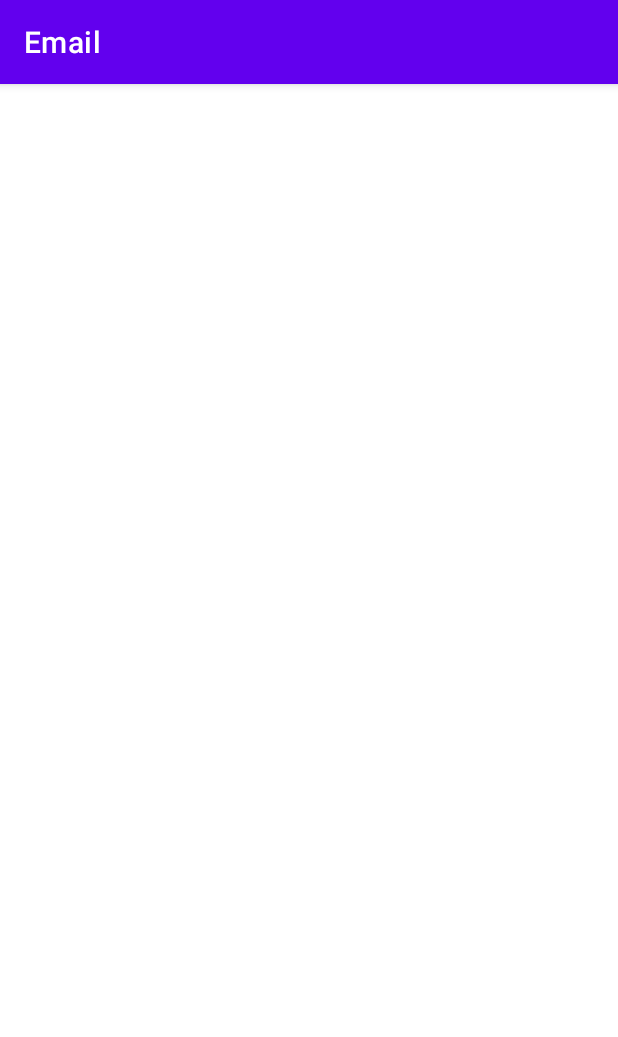
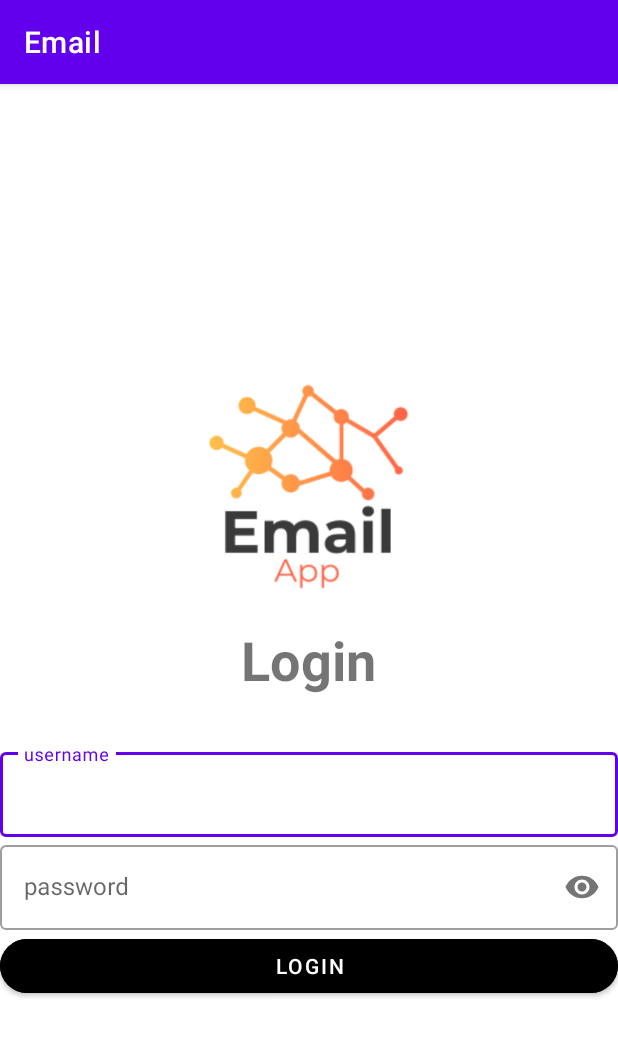
Before and after one commit to dusanmiljkovic/PMA, an Android app: the screen it shows after launch (LoginActivity), on a phone screen of 412 x 824 dp. Shown: the top 1037 px of the screen. Run offline under Robolectric (Android 15) with nearby library versions, the phone set to English and light mode, and no system bars.

Commit message:
Added Login activity

```diff
--- a/app/src/main/AndroidManifest.xml
+++ b/app/src/main/AndroidManifest.xml
@@ -3,6 +3,7 @@
     package="com.example.email">
 
     <uses-permission android:name="android.permission.ACCESS_NETWORK_STATE" />
+
     <application
         android:allowBackup="true"
         android:icon="@mipmap/ic_launcher"
@@ -11,11 +12,14 @@
         android:supportsRtl="true"
         android:theme="@style/Theme.Email">
         <activity
+            android:name=".activities.EmailsActivity"
+            android:exported="true" />
+        <activity
             android:name=".activities.LoginActivity"
             android:exported="true" />
         <activity
             android:name=".activities.SplashActivity"
-            android:exported="true" >
+            android:exported="true">
             <intent-filter>
                 <action android:name="android.intent.action.MAIN" />
 
--- /dev/null
+++ b/app/src/main/java/com/example/email/activities/EmailsActivity.java
@@ -0,0 +1,16 @@
+package com.example.email.activities;
+
+import androidx.appcompat.app.AppCompatActivity;
+
+import android.os.Bundle;
+
+import com.example.email.R;
+
+public class EmailsActivity extends AppCompatActivity {
+
+    @Override
+    protected void onCreate(Bundle savedInstanceState) {
+        super.onCreate(savedInstanceState);
+        setContentView(R.layout.activity_emails);
+    }
+}
--- a/app/src/main/java/com/example/email/activities/LoginActivity.java
+++ b/app/src/main/java/com/example/email/activities/LoginActivity.java
@@ -2,15 +2,37 @@ package com.example.email.activities;
 
 import androidx.appcompat.app.AppCompatActivity;
 
+import android.content.Intent;
 import android.os.Bundle;
+import android.widget.Toast;
 
 import com.example.email.R;
+import com.google.android.material.button.MaterialButton;
+import com.google.android.material.textfield.TextInputLayout;
+
+import java.util.Objects;
 
 public class LoginActivity extends AppCompatActivity {
+
+    private TextInputLayout textInputUsername, textInputPassword;
 
     @Override
     protected void onCreate(Bundle savedInstanceState) {
         super.onCreate(savedInstanceState);
         setContentView(R.layout.activity_login);
+
+        textInputUsername = findViewById(R.id.login_username);
+        textInputPassword = findViewById(R.id.login_password);
+        MaterialButton buttonLogin = findViewById(R.id.login_button);
+
+        buttonLogin.setOnClickListener(view -> {
+            if (!Objects.requireNonNull(textInputUsername.getEditText()).getText().toString().isEmpty() && !Objects.requireNonNull(textInputPassword.getEditText()).getText().toString().isEmpty()) {
+                Intent intent = new Intent(getApplicationContext(), EmailsActivity.class);
+                startActivity(intent);
+                Toast.makeText(getApplicationContext(), "Welcome back " + textInputUsername.getEditText().getText().toString(), Toast.LENGTH_SHORT).show();
+            } else {
+                Toast.makeText(getApplicationContext(), "Bad credentials!", Toast.LENGTH_SHORT).show();
+            }
+        });
     }
 }
--- /dev/null
+++ b/app/src/main/res/layout/activity_emails.xml
@@ -0,0 +1,9 @@
+<?xml version="1.0" encoding="utf-8"?>
+<androidx.constraintlayout.widget.ConstraintLayout xmlns:android="http://schemas.android.com/apk/res/android"
+    xmlns:app="http://schemas.android.com/apk/res-auto"
+    xmlns:tools="http://schemas.android.com/tools"
+    android:layout_width="match_parent"
+    android:layout_height="match_parent"
+    tools:context=".activities.EmailsActivity">
+
+</androidx.constraintlayout.widget.ConstraintLayout>
--- a/app/src/main/res/layout/activity_login.xml
+++ b/app/src/main/res/layout/activity_login.xml
@@ -1,9 +1,68 @@
 <?xml version="1.0" encoding="utf-8"?>
-<androidx.constraintlayout.widget.ConstraintLayout xmlns:android="http://schemas.android.com/apk/res/android"
+<RelativeLayout xmlns:android="http://schemas.android.com/apk/res/android"
     xmlns:app="http://schemas.android.com/apk/res-auto"
     xmlns:tools="http://schemas.android.com/tools"
     android:layout_width="match_parent"
     android:layout_height="match_parent"
     tools:context=".activities.LoginActivity">
 
-</androidx.constraintlayout.widget.ConstraintLayout>
+    <ImageView
+        android:id="@+id/login_logo"
+        android:layout_width="150dp"
+        android:layout_height="150dp"
+        android:layout_centerHorizontal="true"
+        android:src="@drawable/logo"
+        android:layout_above="@id/login_title"
+        android:contentDescription="@string/login_logo" />
+
+    <TextView
+        android:id="@+id/login_title"
+        android:layout_width="wrap_content"
+        android:layout_height="wrap_content"
+        android:layout_centerInParent="true"
+        android:layout_marginTop="16dp"
+        android:layout_marginBottom="32dp"
+        android:text="@string/login_title"
+        android:textSize="36sp"
+        android:textStyle="bold" />
+
+    <com.google.android.material.textfield.TextInputLayout
+        android:id="@+id/login_username"
+        style="@style/Widget.MaterialComponents.TextInputLayout.OutlinedBox"
+        android:layout_width="match_parent"
+        android:layout_height="wrap_content"
+        android:layout_below="@id/login_title"
+        android:hint="@string/login_username_hint">
+
+        <com.google.android.material.textfield.TextInputEditText
+            android:layout_width="match_parent"
+            android:layout_height="wrap_content"
+            android:inputType="text" />
+
+    </com.google.android.material.textfield.TextInputLayout>
+
+    <com.google.android.material.textfield.TextInputLayout
+        android:id="@+id/login_password"
+        style="@style/Widget.MaterialComponents.TextInputLayout.OutlinedBox"
+        android:layout_width="match_parent"
+        android:layout_height="wrap_content"
+        android:layout_below="@id/login_username"
+        android:hint="@string/login_password_hint"
+        app:passwordToggleEnabled="true">
+
+        <com.google.android.material.textfield.TextInputEditText
+            android:layout_width="match_parent"
+            android:layout_height="wrap_content"
+            android:inputType="textPassword" />
+
+    </com.google.android.material.textfield.TextInputLayout>
+
+    <com.google.android.material.button.MaterialButton
+        android:id="@+id/login_button"
+        android:layout_width="match_parent"
+        android:layout_height="wrap_content"
+        android:layout_below="@id/login_password"
+        android:backgroundTint="@color/black"
+        android:text="@string/login_button"
+        app:cornerRadius="50dp" />
+</RelativeLayout>
--- a/app/src/main/res/values/strings.xml
+++ b/app/src/main/res/values/strings.xml
@@ -1,4 +1,10 @@
 <resources>
     <string name="app_name">Email</string>
     <string name="splash_screen_logo">Splash screen logo.</string>
+
+    <string name="login_logo">Login logo</string>
+    <string name="login_title">Login</string>
+    <string name="login_username_hint">username</string>
+    <string name="login_password_hint">password</string>
+    <string name="login_button">Login</string>
 </resources>
```
